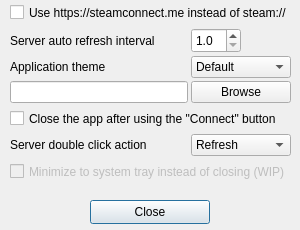
Above: optionsdialog.ui from TheRatest/of-server-browser before the change. Below: the same form after it.
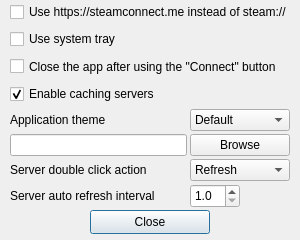
That is the form after the change. Icons and pictures are not drawn.

Patch:
```diff
--- a/optionsdialog.ui
+++ b/optionsdialog.ui
@@ -7,7 +7,7 @@
     <x>0</x>
     <y>0</y>
     <width>300</width>
-    <height>230</height>
+    <height>240</height>
    </rect>
   </property>
   <property name="sizePolicy">
@@ -42,7 +42,7 @@
    <property name="geometry">
     <rect>
      <x>90</x>
-     <y>200</y>
+     <y>210</y>
      <width>120</width>
      <height>24</height>
     </rect>
@@ -56,8 +56,8 @@
     <rect>
      <x>0</x>
      <y>0</y>
-     <width>301</width>
-     <height>191</height>
+     <width>300</width>
+     <height>208</height>
     </rect>
    </property>
    <layout class="QGridLayout" name="gridLayout">
@@ -76,21 +76,26 @@
     <property name="spacing">
      <number>3</number>
     </property>
-    <item row="3" column="1">
-     <widget class="QPushButton" name="buttonBrowseStyle">
-      <property name="text">
-       <string>Browse</string>
-      </property>
-     </widget>
-    </item>
-    <item row="3" column="0">
-     <widget class="QLineEdit" name="inputCustomStyle">
+    <item row="1" column="0" colspan="2">
+     <widget class="QCheckBox" name="checkTray">
       <property name="enabled">
        <bool>true</bool>
       </property>
+      <property name="maximumSize">
+       <size>
+        <width>16777215</width>
+        <height>25</height>
+       </size>
+      </property>
+      <property name="text">
+       <string>Use system tray</string>
+      </property>
+      <property name="checkable">
+       <bool>true</bool>
+      </property>
      </widget>
     </item>
-    <item row="2" column="0">
+    <item row="4" column="0">
      <widget class="QLabel" name="labelStyle">
       <property name="minimumSize">
        <size>
@@ -103,7 +108,7 @@
       </property>
      </widget>
     </item>
-    <item row="5" column="1">
+    <item row="6" column="1">
      <widget class="QComboBox" name="comboDCAction">
       <property name="minimumSize">
        <size>
@@ -133,8 +138,8 @@
       </item>
      </widget>
     </item>
-    <item row="1" column="0">
-     <widget class="QLabel" name="labelRefresh">
+    <item row="0" column="0" colspan="2">
+     <widget class="QCheckBox" name="checkSteamconnect">
       <property name="maximumSize">
        <size>
         <width>16777215</width>
@@ -142,11 +147,11 @@
        </size>
       </property>
       <property name="text">
-       <string>Server auto refresh interval</string>
+       <string>Use https://steamconnect.me instead of steam://</string>
       </property>
      </widget>
     </item>
-    <item row="2" column="1">
+    <item row="4" column="1">
      <widget class="QComboBox" name="comboStyle">
       <property name="minimumSize">
        <size>
@@ -196,7 +201,14 @@
       </item>
      </widget>
     </item>
-    <item row="5" column="0">
+    <item row="5" column="1">
+     <widget class="QPushButton" name="buttonBrowseStyle">
+      <property name="text">
+       <string>Browse</string>
+      </property>
+     </widget>
+    </item>
+    <item row="6" column="0">
      <widget class="QLabel" name="labelDCAction">
       <property name="minimumSize">
        <size>
@@ -209,33 +221,7 @@
       </property>
      </widget>
     </item>
-    <item row="4" column="0" colspan="2">
-     <widget class="QCheckBox" name="checkCloseAfterConnect">
-      <property name="maximumSize">
-       <size>
-        <width>16777215</width>
-        <height>25</height>
-       </size>
-      </property>
-      <property name="text">
-       <string>Close the app after using the &quot;Connect&quot; button</string>
-      </property>
-     </widget>
-    </item>
-    <item row="0" column="0" colspan="2">
-     <widget class="QCheckBox" name="checkSteamconnect">
-      <property name="maximumSize">
-       <size>
-        <width>16777215</width>
-        <height>25</height>
-       </size>
-      </property>
-      <property name="text">
-       <string>Use https://steamconnect.me instead of steam://</string>
-      </property>
-     </widget>
-    </item>
-    <item row="1" column="1">
+    <item row="7" column="1">
      <widget class="QDoubleSpinBox" name="spinRefreshInterval">
       <property name="maximumSize">
        <size>
@@ -254,11 +240,15 @@
       </property>
      </widget>
     </item>
-    <item row="6" column="0" colspan="2">
-     <widget class="QCheckBox" name="checkTray">
+    <item row="5" column="0">
+     <widget class="QLineEdit" name="inputCustomStyle">
       <property name="enabled">
-       <bool>false</bool>
+       <bool>true</bool>
       </property>
+     </widget>
+    </item>
+    <item row="7" column="0">
+     <widget class="QLabel" name="labelRefresh">
       <property name="maximumSize">
        <size>
         <width>16777215</width>
@@ -266,9 +256,35 @@
        </size>
       </property>
       <property name="text">
-       <string>Minimize to system tray instead of closing (WIP)</string>
+       <string>Server auto refresh interval</string>
       </property>
-      <property name="checkable">
+     </widget>
+    </item>
+    <item row="2" column="0" colspan="2">
+     <widget class="QCheckBox" name="checkCloseAfterConnect">
+      <property name="maximumSize">
+       <size>
+        <width>16777215</width>
+        <height>25</height>
+       </size>
+      </property>
+      <property name="text">
+       <string>Close the app after using the &quot;Connect&quot; button</string>
+      </property>
+     </widget>
+    </item>
+    <item row="3" column="0" colspan="2">
+     <widget class="QCheckBox" name="checkEnableCache">
+      <property name="maximumSize">
+       <size>
+        <width>16777215</width>
+        <height>25</height>
+       </size>
+      </property>
+      <property name="text">
+       <string>Enable caching servers</string>
+      </property>
+      <property name="checked">
        <bool>true</bool>
       </property>
      </widget>
```
